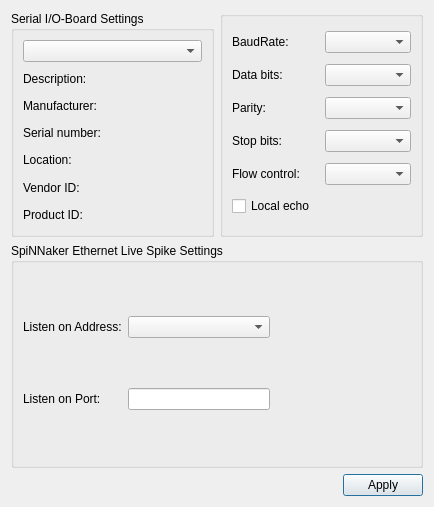
First picture: the form in settingsdialog.ui, repository chargen/spice-gui, before the edit.
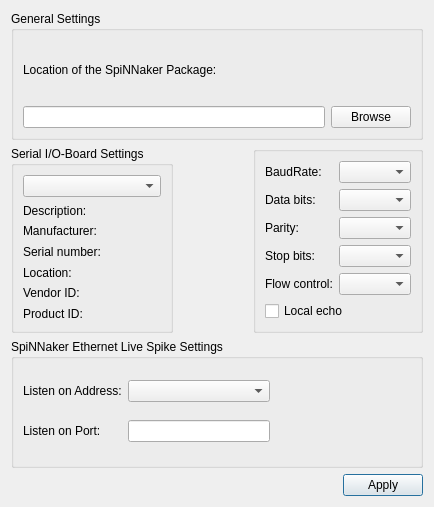
Second picture: the form after the edit.

Commit message: added setting the individual spinnaker-package-location to the settingsdialogue

Diff of the .ui file:
```diff
--- a/settingsdialog.ui
+++ b/settingsdialog.ui
@@ -14,7 +14,7 @@
    <string>Settings</string>
   </property>
   <layout class="QGridLayout" name="gridLayout_3">
-   <item row="0" column="1">
+   <item row="3" column="2">
     <widget class="QGroupBox" name="parametersBox">
      <property name="title">
       <string/>
@@ -83,7 +83,7 @@
      </layout>
     </widget>
    </item>
-   <item row="1" column="0" colspan="2">
+   <item row="4" column="0" colspan="3">
     <widget class="QGroupBox" name="additionalOptionsGroupBox">
      <property name="title">
       <string>SpiNNaker Ethernet Live Spike Settings</string>
@@ -138,7 +138,7 @@
      </layout>
     </widget>
    </item>
-   <item row="0" column="0">
+   <item row="3" column="0">
     <widget class="QGroupBox" name="selectBox">
      <property name="title">
       <string>Serial I/O-Board Settings</string>
@@ -192,7 +192,7 @@
      </layout>
     </widget>
    </item>
-   <item row="2" column="0" colspan="2">
+   <item row="5" column="0" colspan="3">
     <layout class="QHBoxLayout" name="horizontalLayout">
      <item>
       <spacer name="horizontalSpacer">
@@ -216,6 +216,32 @@
      </item>
     </layout>
    </item>
+   <item row="0" column="0" colspan="3">
+    <widget class="QGroupBox" name="generalSettingsBox">
+     <property name="title">
+      <string>General Settings</string>
+     </property>
+     <layout class="QGridLayout" name="gridLayout_5">
+      <item row="1" column="0">
+       <widget class="QLineEdit" name="spinnakerPackageEdit"/>
+      </item>
+      <item row="1" column="1">
+       <widget class="QPushButton" name="spinnakerPackageButton">
+        <property name="text">
+         <string>Browse</string>
+        </property>
+       </widget>
+      </item>
+      <item row="0" column="0">
+       <widget class="QLabel" name="spinnakerPackageLabel">
+        <property name="text">
+         <string>Location of the SpiNNaker Package:</string>
+        </property>
+       </widget>
+      </item>
+     </layout>
+    </widget>
+   </item>
   </layout>
  </widget>
  <resources/>
```
The commit also changes 3 other files.
